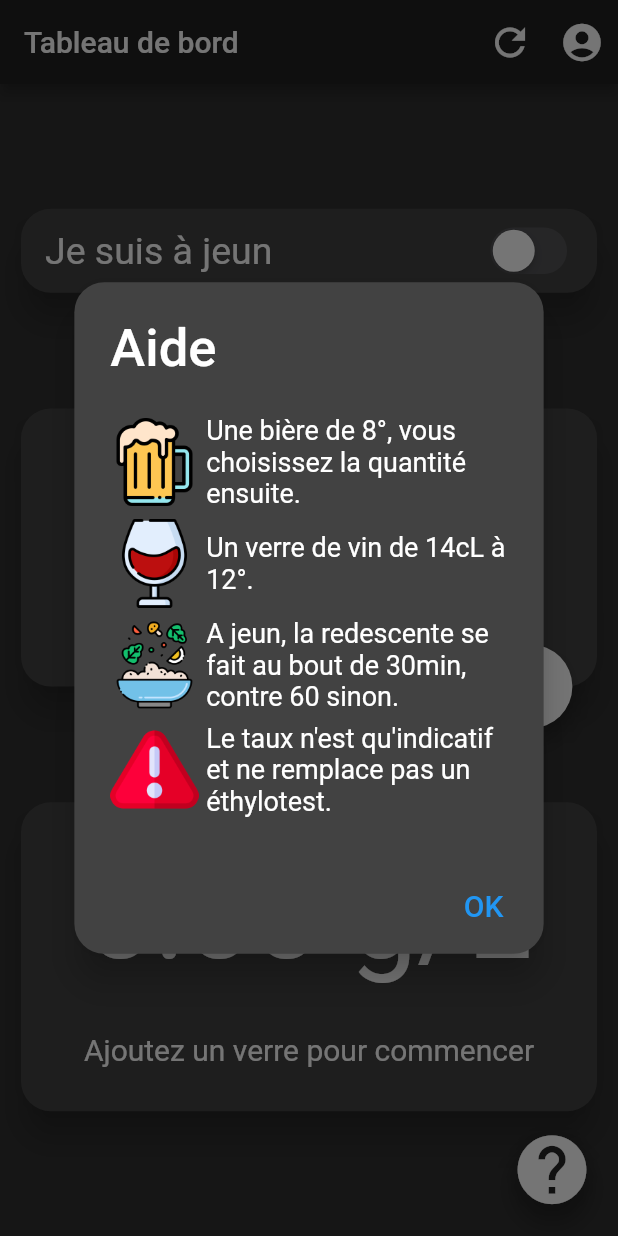
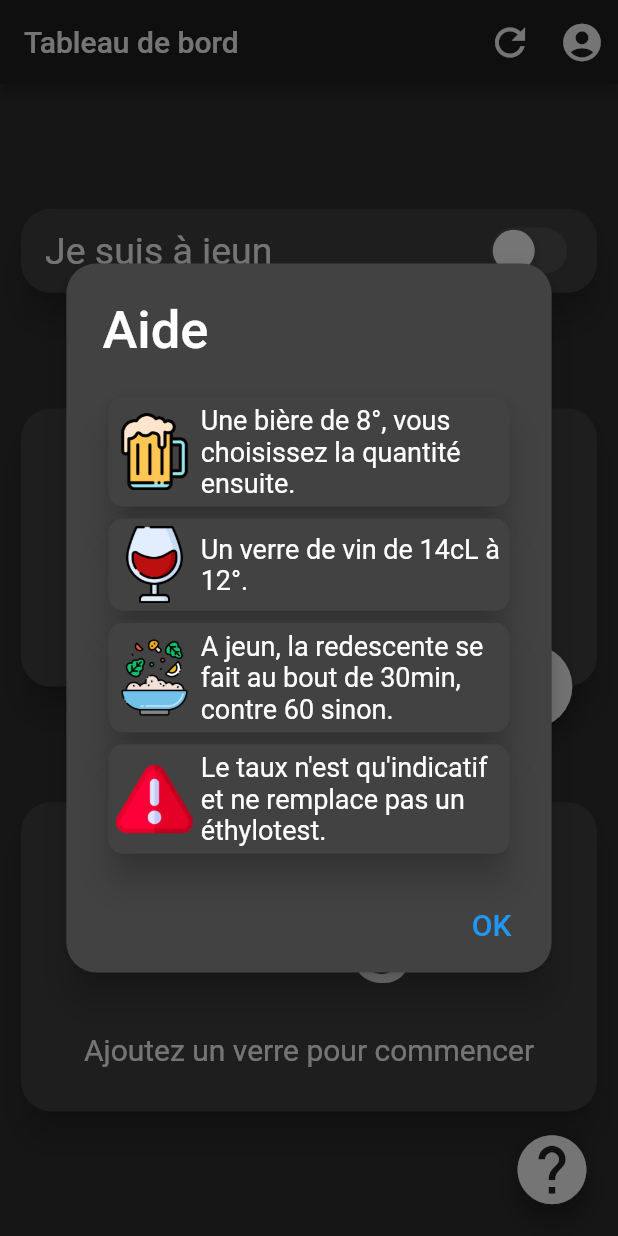
Before and after one commit to cdudit/suis-je-sam, a Flutter app: the screen it shows after launch, after a tap on the "help" icon, on a phone screen of 412 x 824 dp. Run offline on Flutter 3.47's test engine with Material 2 defaults, Android fonts, the phone set to English and light mode, and no system bars; our stand-ins replace shared_preferences; missing offline and left inert: dart:ffi.

Commit message:
ajout de style au centre d'aide

```diff
--- a/lib/pages/dashboard.dart
+++ b/lib/pages/dashboard.dart
@@ -194,7 +194,7 @@ class _DashboardState extends State<Dashboard> {
       elevation: cardElevation,
       title: Text("Aide", style: TextStyle(fontSize: 35.0)),
       content: Container(
-        height: mqSize.height / 3,
+        height: mqSize.height / 2.75,
         child: Column(
             mainAxisAlignment: MainAxisAlignment.spaceAround,
             children: helpList())
@@ -215,16 +215,23 @@ class _DashboardState extends State<Dashboard> {
   List<Widget> helpList() {
     List<Widget> rows = [];
     helps.forEach((element) {
-      rows.add(new Row(
+      rows.add(Card(
+        shape: RoundedRectangleBorder(borderRadius: BorderRadius.circular(10.0)),
+        elevation: 10.0,
+        child: Container(
+          padding: EdgeInsets.all(5.0),
+          child: Row(
             mainAxisAlignment: MainAxisAlignment.start,
             children: [
-          Image.asset(element['image'], width: mqSize.width / 7),
+              Image.asset(element['image'], width: mqSize.width / 8),
               Container(
                   padding: EdgeInsets.only(left: 5.0),
                   width: mqSize.width / 2,
                   child: Text(element['text'], style: TextStyle(fontSize: 18))
               )
             ],
+          ),
+        ),
       ));
     });
     return rows;
```
Lines whose indentation alone changed are shown as unchanged.
